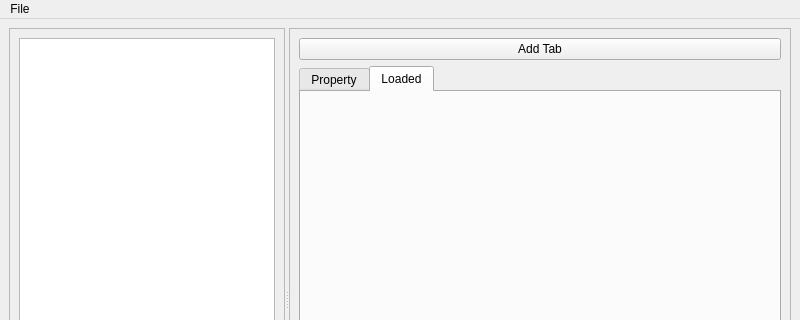
First picture: the form in mainwindow.ui, repository cogranpm/qttabsample, before the edit; both pictures show x 0 to 800 and y 0 to 320 of the 800 by 600 pixel window.
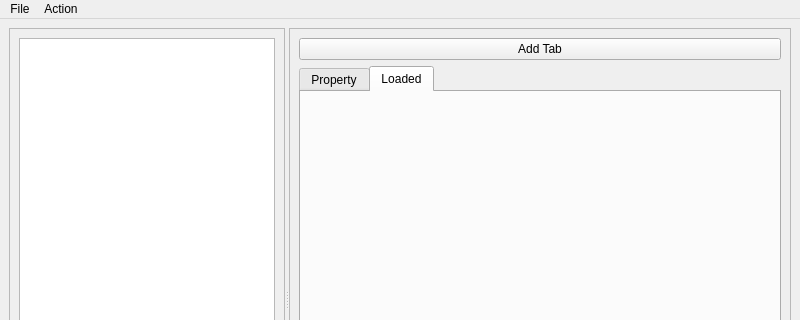
Second picture: the form after the edit.

The edit to the form file:
```diff
--- a/mainwindow.ui
+++ b/mainwindow.ui
@@ -83,7 +83,7 @@
      <x>0</x>
      <y>0</y>
      <width>800</width>
-     <height>21</height>
+     <height>22</height>
     </rect>
    </property>
    <widget class="QMenu" name="menuFile">
@@ -93,7 +93,14 @@
     <addaction name="separator"/>
     <addaction name="actionQuit"/>
    </widget>
+   <widget class="QMenu" name="menuAction">
+    <property name="title">
+     <string>Action</string>
+    </property>
+    <addaction name="actionChristmas_Tree"/>
+   </widget>
    <addaction name="menuFile"/>
+   <addaction name="menuAction"/>
   </widget>
   <widget class="QStatusBar" name="statusbar"/>
   <action name="actionQuit">
```
Left out of the diff: 8 changed lines with no effect on the pictures.
